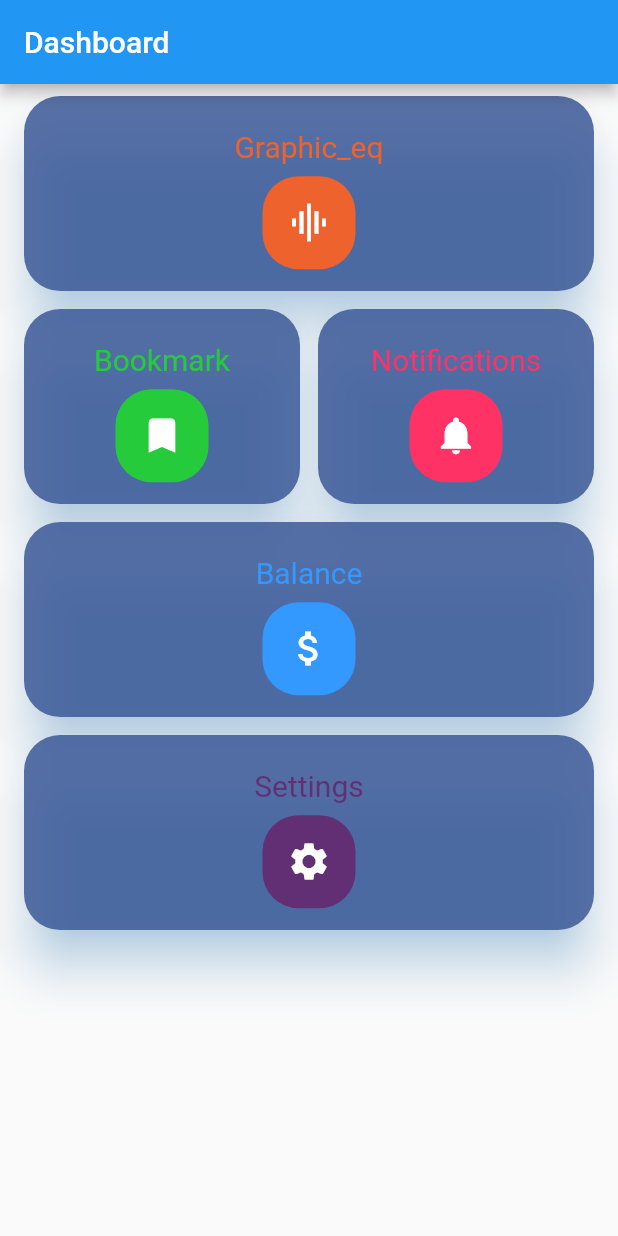
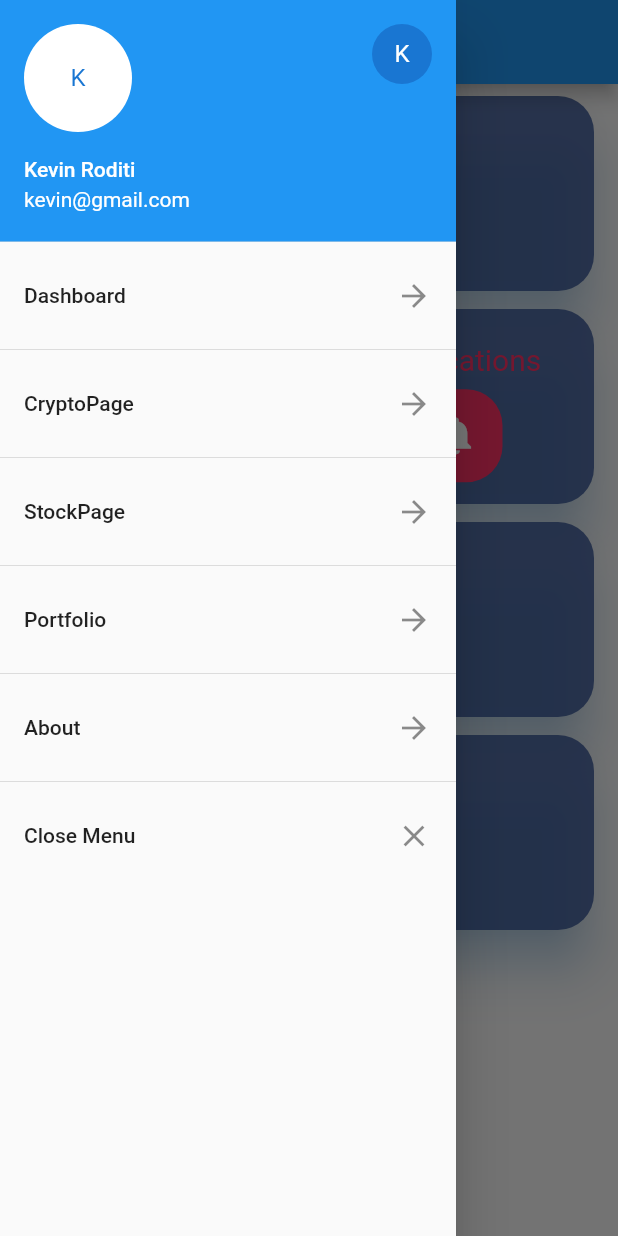
Before and after one commit to mugensan/gold_flutter_stock_app, a Flutter app: the screen it shows after launch, with the side drawer open (before the commit the screen has no drawer), on a phone screen of 412 x 824 dp. Run offline on Flutter 3.47's test engine with Material 2 defaults, Android fonts, the phone set to English and light mode, and no system bars.

```diff
--- a/lib/pages/CryptoPage.dart
+++ b/lib/pages/CryptoPage.dart
@@ -3,7 +3,10 @@ import 'package:flutter/material.dart';
 import 'package:goldflutterstocks/models/stock.dart';
 import 'package:goldflutterstocks/widgets/stock_list.dart';
 
-class HomePage extends StatelessWidget {
+class CryptoPage extends StatelessWidget {
+
+  CryptoPage();
+
   @override
   Widget build(BuildContext context) {
     return Scaffold(
--- a/lib/pages/StocksPage.dart
+++ b/lib/pages/StocksPage.dart
@@ -3,7 +3,10 @@ import 'package:flutter/material.dart';
 import 'package:goldflutterstocks/models/stock.dart';
 import 'package:goldflutterstocks/widgets/stock_list.dart';
 
-class HomePage extends StatelessWidget {
+class StocksPage extends StatelessWidget {
+
+  StocksPage();
+
   @override
   Widget build(BuildContext context) {
     return Scaffold(
--- a/lib/pages/dashboard.dart
+++ b/lib/pages/dashboard.dart
@@ -1,15 +1,17 @@
 import 'package:flutter/material.dart';
 import 'package:flutter_staggered_grid_view/flutter_staggered_grid_view.dart';
-import 'package:fluttertoast/fluttertoast.dart';
 
 /// THIS IS WHERE I CREATE MY DASHBOARD TILES
 
-class Dashboard extends StatefulWidget {
+class DashboardPage extends StatefulWidget {
+
+  DashboardPage();
+
   @override
-  _DashboardState createState() => _DashboardState();
+  _DashboardPageState createState() => _DashboardPageState();
 }
 
-class _DashboardState extends State<Dashboard> {
+class _DashboardPageState extends State<DashboardPage> {
   ///creating my items and tile conf
   Material myItems(IconData icon, String heading, int color) {
 //    BackgColor.fromRGBO(59, 89, 152, 1.0);
@@ -69,14 +71,14 @@ class _DashboardState extends State<Dashboard> {
   Widget build(BuildContext context) {
     // TODO: implement build
     return Scaffold(
-      appBar: AppBar(
-        title: Text(
-          "Dashboard",
-          style: TextStyle(color: Colors.white),
-        ),
-
-//        ],
-      ),
+//      appBar: AppBar(
+//        title: Text(
+//          "Dashboard",
+//          style: TextStyle(color: Colors.white),
+//        ),
+//
+////        ],
+//      ),
 
 
       ///creating the grid tiles
--- a/lib/pages/main.dart
+++ b/lib/pages/main.dart
@@ -1,4 +1,7 @@
+import 'package:flutter/foundation.dart';
 import 'package:flutter/material.dart';
+import 'package:goldflutterstocks/pages/CryptoPage.dart';
+import 'package:goldflutterstocks/pages/StocksPage.dart';
 import 'package:goldflutterstocks/pages/dashboard.dart';
 
 void main() => runApp(App());
@@ -8,8 +11,102 @@ class App extends StatelessWidget {
   Widget build(BuildContext context) {
     return MaterialApp(
       title: "Dashboard",
-      home: Dashboard(),
+      home: HomePage(),
+      routes: <String, WidgetBuilder>{
+        "/crypto_page": (BuildContext context) => new CryptoPage(),
+        "/stock_page": (BuildContext context) => new StocksPage(),
+        "/dashboard": (BuildContext context) => new DashboardPage(),
+      },
     );
-
   }
 }
+
+class HomePage extends StatelessWidget {
+  @override
+  Widget build(BuildContext context) {
+    return Scaffold(
+      appBar: new AppBar(
+        title: new Text("HomePage to Dashboard"),
+
+        ///this target transition between android and IOS
+        elevation: debugDefaultTargetPlatformOverride == TargetPlatform.android
+            ? 5.0
+            : 0.0,
+      ),
+
+      ///creating the drawer for the homepage/dashboard
+      drawer: new Drawer(
+        child: new ListView(
+          children: <Widget>[
+            new UserAccountsDrawerHeader(
+              accountName: new Text("Kevin Roditi"),
+              accountEmail: new Text("kevin@gmail.com"),
+              currentAccountPicture: CircleAvatar(
+                backgroundColor: Colors.white,
+                child: new Text("K"),
+              ),
+              otherAccountsPictures: <Widget>[
+                new CircleAvatar(
+//                  backgroundColor: Colors.white,
+//                  child: Ink.image("assets/mugenThinker.png" )
+                  child: Text("K"),
+                )
+              ],
+            ),
+            new ListTile(
+              title: new Text("Dashboard"),
+              trailing: new Icon(Icons.arrow_forward),
+              onTap: () {
+                Navigator.of(context).pushNamed("/dashboard");
+                Navigator.of(context).pop();
+              },
+            ),
+            new Divider(),
+            new ListTile(
+              title: new Text("CryptoPage"),
+              trailing: new Icon(Icons.arrow_forward),
+              onTap: () {
+                Navigator.of(context).pop();
+                Navigator.of(context).pushNamed("/crypto_page");
+
+              },
+            ),
+            new Divider(),
+            new ListTile(
+              title: new Text("StockPage"),
+              trailing: new Icon(Icons.arrow_forward),
+              onTap:() {
+                Navigator.of(context).pushNamed("/stock_page");
+                Navigator.of(context).pop();
+              },
+            ),
+            new Divider(),
+            new ListTile(
+              title: new Text("Portfolio"),
+              trailing: new Icon(Icons.arrow_forward),
+              ///TODO ADD ROUTE
+            ),
+            new Divider(),
+            new ListTile(
+              title: new Text("About"),
+              trailing: new Icon(Icons.arrow_forward),
+              ///TODO ADD ROUTE
+            ),
+            new Divider(),
+            new ListTile(
+              title: new Text("Close Menu"),
+              trailing: new Icon(Icons.close),
+              onTap: () => Navigator.of(context).pop(),
+            )
+          ],
+        ),
+      ),
+
+      body: new Container(
+        child: new Center(child: DashboardPage()
+//          child: new Text("this is where the dashboard will go"),
+            ),
+      ),
+    );
+  }
+}
--- a/pubspec.yaml
+++ b/pubspec.yaml
@@ -20,7 +20,7 @@ dependencies:
   flutter:
     sdk: flutter
   flutter_staggered_grid_view: ^0.3.0
-  fluttertoast: ^2.0.7
+
 
   # The following adds the Cupertino Icons font to your application.
   # Use with the CupertinoIcons class for iOS style icons.
```
Also changed, not shown: lib/assets/mugenThinker.png (added), pubspec.lock.
